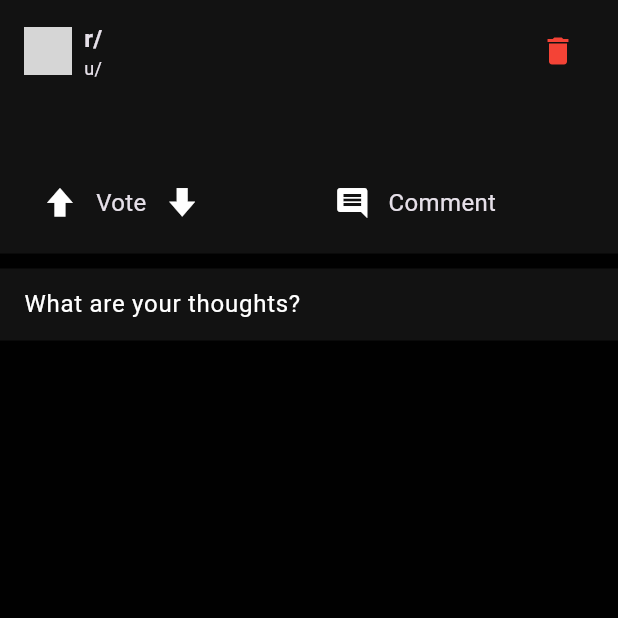
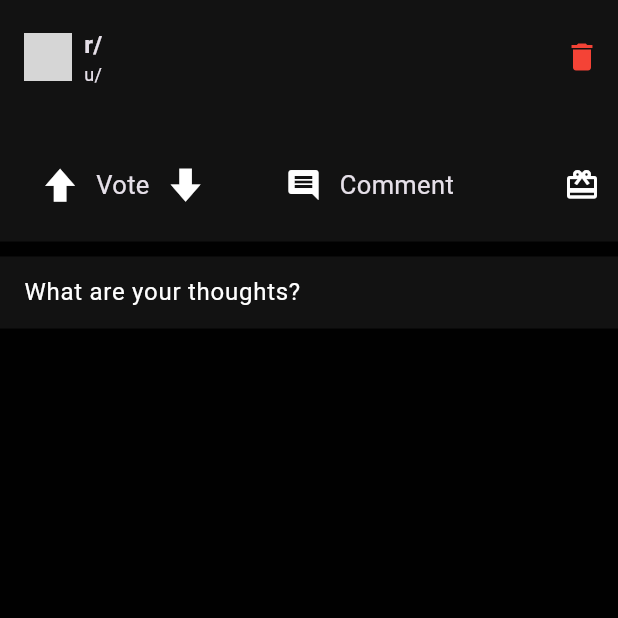
Before and after one commit to eduardolluis/flutter_reddit_mobile_clone, a Flutter app: the CommentsScreen screen opened directly with empty values, on a phone screen of 412 x 824 dp, the top half of it. Run offline on Flutter 3.47's test engine with Material 3 defaults, Android fonts, the phone set to English and light mode, and no system bars; our stand-ins replace cloud_firestore, dotted_border, file_picker, firebase_auth, firebase_core, firebase_storage and 5 more; missing offline and left inert: any_link_preview; accounts and stored records are empty; network calls fail; grey boxes are pictures that could not be loaded.

Commit message:
awarding the post/user

```diff
--- a/lib/core/common/post_card.dart
+++ b/lib/core/common/post_card.dart
@@ -27,6 +27,12 @@ class PostCard extends ConsumerWidget {
     ref.read(postControllerProvider.notifier).downvote(post);
   }
 
+  void awardPost(WidgetRef ref, String award, BuildContext context) async {
+    ref
+        .read(postControllerProvider.notifier)
+        .awardPost(post: post, award: award, context: context);
+  }
+
   void navigateToUser(BuildContext context) {
     Routemaster.of(context).push('/u/${post.uid}');
   }
@@ -44,11 +50,10 @@ class PostCard extends ConsumerWidget {
     final isTypeImage = post.type == 'image';
     final isTypeText = post.type == 'text';
     final isTypeLink = post.type == 'link';
+    final user = ref.watch(userProvider)!;
+    final isGuest = !user.isAuthenticated;
 
-    final user = ref.watch(userProvider)!;
     final currentTheme = ref.watch(themeNotifierProvider);
-
-    final voteCount = post.upvotes.length - post.downvotes.length;
 
     return Column(
       children: [
@@ -57,11 +62,17 @@ class PostCard extends ConsumerWidget {
             color: currentTheme.drawerTheme.backgroundColor,
           ),
           padding: const EdgeInsets.symmetric(vertical: 10),
-          child: Padding(
-            padding: const EdgeInsets.symmetric(horizontal: 16),
+          child: Column(
+            children: [
+              Container(
+                padding: const EdgeInsets.symmetric(
+                  vertical: 4,
+                  horizontal: 16,
+                ).copyWith(right: 0),
                 child: Column(
                   crossAxisAlignment: CrossAxisAlignment.start,
                   children: [
+                    // HEADER
                     Row(
                       mainAxisAlignment: MainAxisAlignment.spaceBetween,
                       children: [
@@ -76,8 +87,9 @@ class PostCard extends ConsumerWidget {
                                 radius: 16,
                               ),
                             ),
-                        const SizedBox(width: 8),
-                        Column(
+                            Padding(
+                              padding: const EdgeInsets.only(left: 8),
+                              child: Column(
                                 crossAxisAlignment: CrossAxisAlignment.start,
                                 children: [
                                   Text(
@@ -96,6 +108,7 @@ class PostCard extends ConsumerWidget {
                                   ),
                                 ],
                               ),
+                            ),
                           ],
                         ),
                         if (post.uid == user.uid)
@@ -106,20 +119,38 @@ class PostCard extends ConsumerWidget {
                       ],
                     ),
 
-                const SizedBox(height: 10),
+                    // AWARDS ROW
+                    if (post.awards.isNotEmpty) ...[
+                      const SizedBox(height: 5),
+                      SizedBox(
+                        height: 25,
+                        child: ListView.builder(
+                          scrollDirection: Axis.horizontal,
+                          itemCount: post.awards.length,
+                          itemBuilder: (BuildContext context, int index) {
+                            final award = post.awards[index];
+                            return Image.asset(
+                              Constants.awards[award]!,
+                              height: 23,
+                            );
+                          },
+                        ),
+                      ),
+                    ],
 
-                // Title
-                Text(
+                    // TITLE
+                    Padding(
+                      padding: const EdgeInsets.only(top: 10.0),
+                      child: Text(
                         post.title,
                         style: const TextStyle(
                           fontSize: 19,
                           fontWeight: FontWeight.bold,
                         ),
                       ),
+                    ),
 
-                const SizedBox(height: 10),
-
-                // Content
+                    // CONTENT
                     if (isTypeImage)
                       SizedBox(
                         height: MediaQuery.of(context).size.height * 0.35,
@@ -129,7 +160,7 @@ class PostCard extends ConsumerWidget {
 
                     if (isTypeLink)
                       Padding(
-                    padding: const EdgeInsets.symmetric(horizontal: 2),
+                        padding: const EdgeInsets.symmetric(horizontal: 18),
                         child: AnyLinkPreview(
                           displayDirection: UIDirection.uiDirectionHorizontal,
                           link: post.link!,
@@ -137,41 +168,45 @@ class PostCard extends ConsumerWidget {
                       ),
 
                     if (isTypeText)
-                  Padding(
-                    padding: const EdgeInsets.symmetric(horizontal: 2),
+                      Container(
+                        alignment: Alignment.bottomLeft,
+                        padding: const EdgeInsets.symmetric(horizontal: 15.0),
                         child: Text(
-                      post.description ?? '',
+                          post.description!,
                           style: const TextStyle(color: Colors.grey),
                         ),
                       ),
 
-                const SizedBox(height: 6),
-
+                    // FOOTER (VOTES ABAJO)
                     Row(
                       mainAxisAlignment: MainAxisAlignment.spaceBetween,
                       children: [
-                    // Votes (abajo)
+                        // ✅ VOTES ABAJO
                         Row(
                           children: [
                             IconButton(
-                          onPressed: () => upvotePost(ref),
+                              onPressed: isGuest
+                                  ? () {}
+                                  : () => upvotePost(ref),
                               icon: Icon(
                                 Constants.up,
-                            size: 26,
+                                size: 30,
                                 color: post.upvotes.contains(user.uid)
                                     ? Pallete.redColor
                                     : null,
                               ),
                             ),
                             Text(
-                          '${voteCount == 0 ? 'Vote' : voteCount}',
-                          style: const TextStyle(fontSize: 16),
+                              '${post.upvotes.length - post.downvotes.length == 0 ? 'Vote' : post.upvotes.length - post.downvotes.length}',
+                              style: const TextStyle(fontSize: 17),
                             ),
                             IconButton(
-                          onPressed: () => downvotePost(ref),
+                              onPressed: isGuest
+                                  ? () {}
+                                  : () => downvotePost(ref),
                               icon: Icon(
                                 Constants.down,
-                            size: 26,
+                                size: 30,
                                 color: post.downvotes.contains(user.uid)
                                     ? Pallete.blueColor
                                     : null,
@@ -180,6 +215,7 @@ class PostCard extends ConsumerWidget {
                           ],
                         ),
 
+                        // COMMENTS
                         Row(
                           children: [
                             IconButton(
@@ -188,30 +224,88 @@ class PostCard extends ConsumerWidget {
                             ),
                             Text(
                               '${post.commentCount == 0 ? 'Comment' : post.commentCount}',
-                          style: const TextStyle(fontSize: 16),
+                              style: const TextStyle(fontSize: 17),
                             ),
                           ],
                         ),
 
+                        // MOD BUTTON
                         ref
-                        .watch(getCommunityByNameProvider(post.communityName))
+                            .watch(
+                              getCommunityByNameProvider(post.communityName),
+                            )
                             .when(
                               data: (data) {
                                 if (data.mods.contains(user.uid)) {
                                   return IconButton(
                                     onPressed: () => deletePost(ref, context),
-                                icon: const Icon(Icons.admin_panel_settings),
+                                    icon: const Icon(
+                                      Icons.admin_panel_settings,
+                                    ),
                                   );
                                 }
-                            return const SizedBox.shrink();
+                                return const SizedBox();
                               },
-                          error: (e, st) => ErrorText(error: e.toString()),
+                              error: (error, stackTrace) =>
+                                  ErrorText(error: error.toString()),
                               loading: () => const Loader(),
+                            ),
+
+                        // AWARD BUTTON
+                        IconButton(
+                          onPressed: isGuest
+                              ? () {}
+                              : () {
+                                  showDialog(
+                                    context: context,
+                                    builder: (context) => Dialog(
+                                      child: Padding(
+                                        padding: const EdgeInsets.all(20),
+                                        child: GridView.builder(
+                                          shrinkWrap: true,
+                                          gridDelegate:
+                                              const SliverGridDelegateWithFixedCrossAxisCount(
+                                                crossAxisCount: 4,
+                                              ),
+                                          itemCount: user.awards.length,
+                                          itemBuilder:
+                                              (
+                                                BuildContext context,
+                                                int index,
+                                              ) {
+                                                final award =
+                                                    user.awards[index];
+
+                                                return GestureDetector(
+                                                  onTap: () => awardPost(
+                                                    ref,
+                                                    award,
+                                                    context,
+                                                  ),
+                                                  child: Padding(
+                                                    padding:
+                                                        const EdgeInsets.all(
+                                                          8.0,
+                                                        ),
+                                                    child: Image.asset(
+                                                      Constants.awards[award]!,
+                                                    ),
+                                                  ),
+                                                );
+                                              },
+                                        ),
+                                      ),
+                                    ),
+                                  );
+                                },
+                          icon: const Icon(Icons.card_giftcard_outlined),
                         ),
                       ],
                     ),
                   ],
                 ),
+              ),
+            ],
           ),
         ),
         const SizedBox(height: 10),
--- a/lib/features/user_profile/repository/user_profile_repository.dart
+++ b/lib/features/user_profile/repository/user_profile_repository.dart
@@ -2,7 +2,6 @@ import 'package:cloud_firestore/cloud_firestore.dart';
 import 'package:flutter_riverpod/flutter_riverpod.dart';
 import 'package:fpdart/fpdart.dart';
 import 'package:reddit_clone/core/constants/firebase_constants.dart';
-import 'package:reddit_clone/core/enums/enums.dart';
 import 'package:reddit_clone/core/failure.dart';
 import 'package:reddit_clone/core/providers/firebase_providers.dart';
 import 'package:reddit_clone/core/type_defs.dart';
--- a/pubspec.yaml
+++ b/pubspec.yaml
@@ -73,6 +73,7 @@ flutter:
   # To add assets to your application, add an assets section, like this:
   assets:
     - assets/images/
+    - assets/images/awards/
 
   # An image asset can refer to one or more resolution-specific "variants", see
   # https://flutter.dev/to/resolution-aware-images
```
Also changed, not shown: lib/features/auth/repository/auth_repository.dart (+11 -1 lines), lib/features/posts/controller/post_controller.dart (+20 -0 lines), lib/features/posts/repository/post_repository.dart (+23 -0 lines), assets/images/awards/awesomeanswer.png (added), assets/images/awards/gold.png (added), assets/images/awards/helpful.png (added), assets/images/awards/platinum.png (added), assets/images/awards/plusone.png (added), assets/images/awards/rocket.png (added), assets/images/awards/thankyou.png (added), assets/images/awards/til.png (added). Lines whose indentation alone changed are shown as unchanged.
